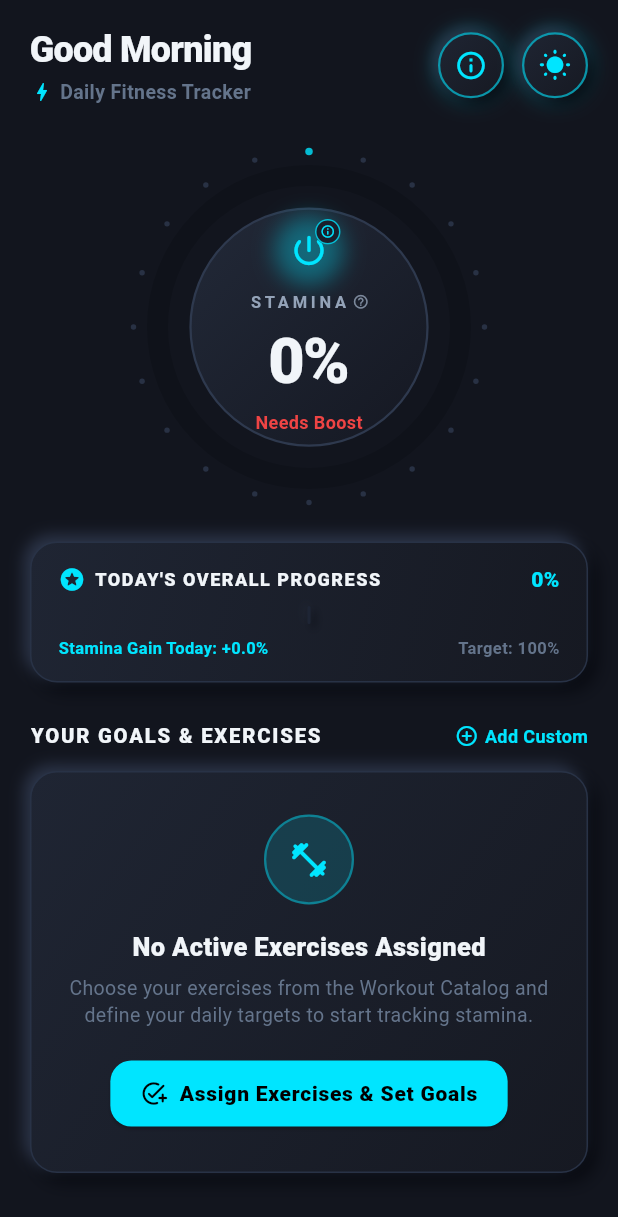
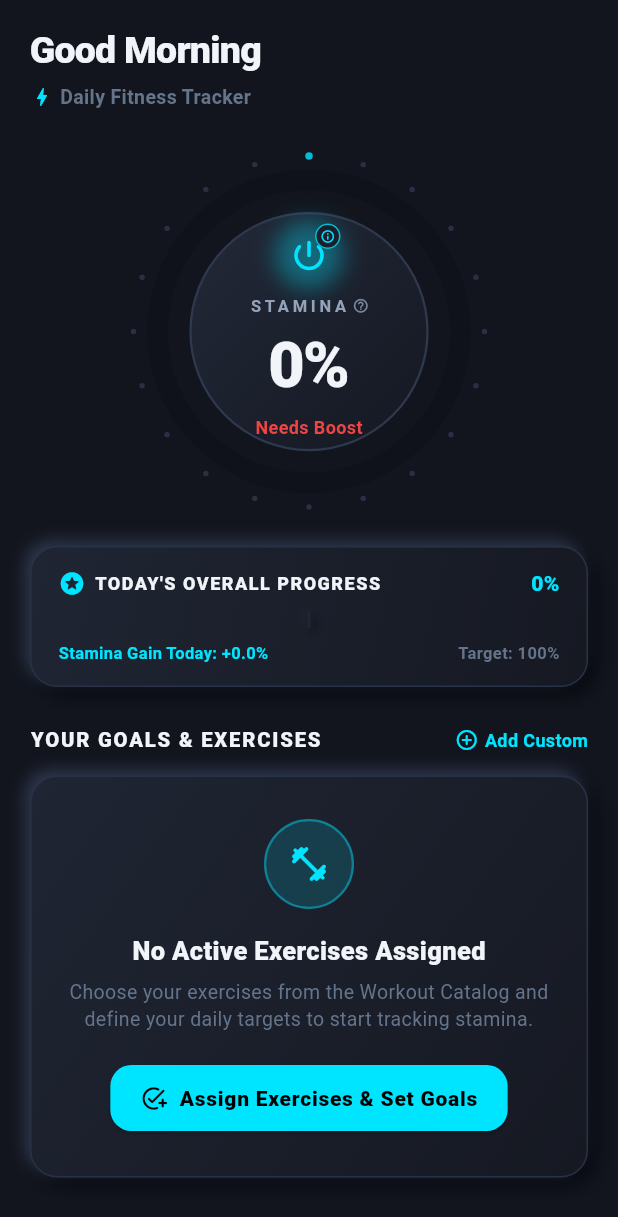
Before and after one commit to aroshwijesinghe/Tummy_boy, a Flutter app: the HomePage screen opened directly, on a phone screen of 412 x 824 dp. Shown: the top 1217 px of the screen. Run offline on Flutter 3.47's test engine with Material 3 defaults, Android fonts, the phone set to English and light mode, and no system bars; our stand-ins replace fl_chart, shared_preferences; accounts and stored records are empty.

Commit message:
refactor(home): remove info button and theme mode switch button from home screen

```diff
--- a/lib/features/home/presentation/pages/home_page.dart
+++ b/lib/features/home/presentation/pages/home_page.dart
@@ -1,7 +1,6 @@
 import 'package:flutter/material.dart';
 import '../../../../core/constants/app_colors.dart';
 import '../../../../core/services/storage_service.dart';
-import '../../../../core/theme/theme_controller.dart';
 import '../../../../shared/widgets/neumorphic_container.dart';
 import '../../../exercises/data/models/exercise.dart';
 import '../../../exercises/presentation/pages/exercise_detail_page.dart';
@@ -198,10 +197,7 @@ class _HomePageState extends State<HomePage> {
             child: Column(
               crossAxisAlignment: CrossAxisAlignment.stretch,
               children: [
-                // 1. SIMPLE & CLEAN HEADER (Greeting, Streak Badge, Theme Switch)
-                Row(
-                  mainAxisAlignment: MainAxisAlignment.spaceBetween,
-                  children: [
+                // 1. SIMPLE & CLEAN HEADER (Greeting & Streak Badge)
                 Column(
                   crossAxisAlignment: CrossAxisAlignment.start,
                   children: [
@@ -209,12 +205,12 @@ class _HomePageState extends State<HomePage> {
                       _getGreeting(),
                       style: TextStyle(
                         color: textCol,
-                            fontSize: 24,
+                        fontSize: 25,
                         fontWeight: FontWeight.w900,
                         letterSpacing: -0.5,
                       ),
                     ),
-                        const SizedBox(height: 2),
+                    const SizedBox(height: 3),
                     Row(
                       children: [
                         const Icon(Icons.bolt_rounded, size: 16, color: AppColors.neonCyan),
@@ -226,56 +222,6 @@ class _HomePageState extends State<HomePage> {
                             fontSize: 13,
                             fontWeight: FontWeight.w600,
                           ),
-                            ),
-                          ],
-                        ),
-                      ],
-                    ),
-                    // Action controls: Stamina Info button & Theme toggle
-                    Row(
-                      children: [
-                        // Stamina Guide Button
-                        GestureDetector(
-                          onTap: _showStaminaInfo,
-                          child: const NeumorphicContainer(
-                            width: 44,
-                            height: 44,
-                            isCircle: true,
-                            padding: EdgeInsets.zero,
-                            glowColor: AppColors.neonCyan,
-                            child: Center(
-                              child: Icon(
-                                Icons.info_outline_rounded,
-                                size: 22,
-                                color: AppColors.neonCyan,
-                              ),
-                            ),
-                          ),
-                        ),
-                        const SizedBox(width: 12),
-                        // Dark / Light Theme Toggle
-                        ListenableBuilder(
-                          listenable: ThemeController.instance,
-                          builder: (context, _) {
-                            final isCurrentDark = ThemeController.instance.isDarkMode;
-                            return GestureDetector(
-                              onTap: () => ThemeController.instance.toggleTheme(),
-                              child: NeumorphicContainer(
-                                width: 44,
-                                height: 44,
-                                isCircle: true,
-                                padding: EdgeInsets.zero,
-                                glowColor: isCurrentDark ? AppColors.neonCyan : const Color(0xFF0284C7),
-                                child: Center(
-                                  child: Icon(
-                                    isCurrentDark ? Icons.wb_sunny_rounded : Icons.nightlight_round,
-                                    size: 22,
-                                    color: isCurrentDark ? AppColors.neonCyan : const Color(0xFF0284C7),
-                                  ),
-                                ),
-                              ),
-                            );
-                          },
                         ),
                       ],
                     ),
```
Lines whose indentation alone changed are shown as unchanged.
